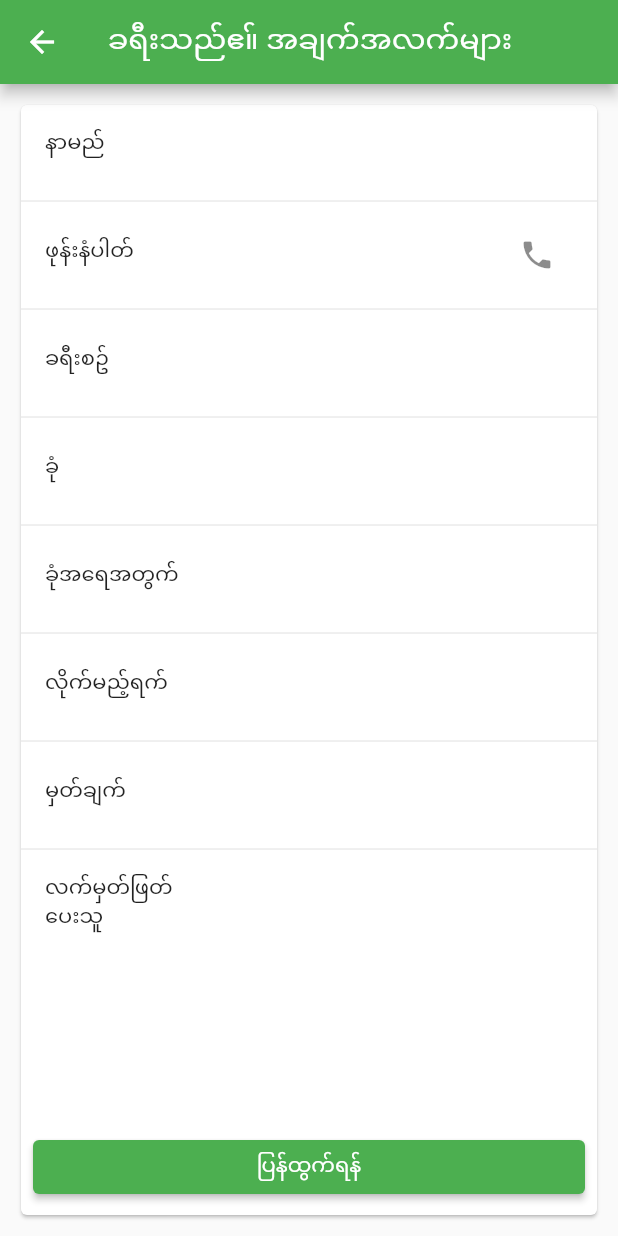
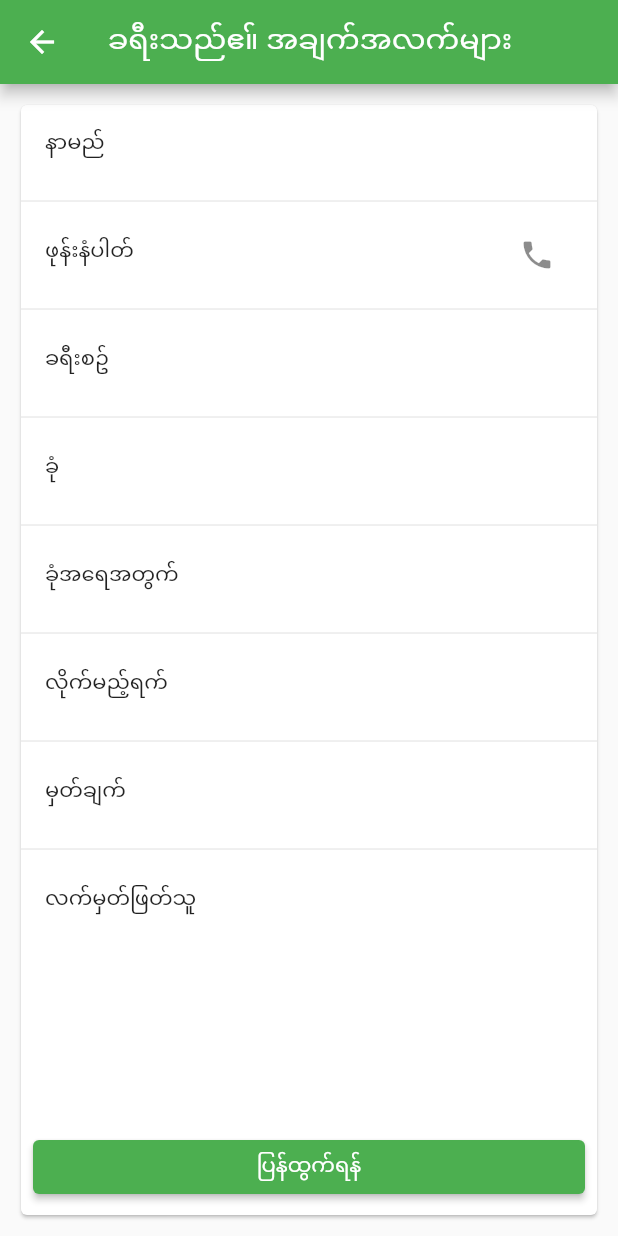
Before and after one commit to n3k00/tkt_ticket, a Flutter app: the PassengerPage screen opened directly with empty values, on a phone screen of 412 x 824 dp. Run offline on Flutter 3.47's test engine with Material 2 defaults, Android fonts, the phone set to English and light mode, and no system bars; our stand-ins replace cloud_firestore, firebase_auth, firebase_core, get, modal_progress_hud_nsn; accounts and stored records are empty.

Commit message:
add passenger agent name

```diff
--- a/lib/controllers/create_way_controller.dart
+++ b/lib/controllers/create_way_controller.dart
@@ -110,7 +110,8 @@ class CreateWayController extends GetxController {
         'phone': phoneController!.text,
         'date': selectDateController!.text,
         'note': noteController!.text,
-        'agent': _auth.currentUser!.email,
+        'agent': _auth.currentUser!.displayName,
+        'timestamp': DateTime.now().toUtc().millisecondsSinceEpoch,
       }).then((value) {
         print("Ticket Add");
         Get.back();
--- a/lib/controllers/login_controller.dart
+++ b/lib/controllers/login_controller.dart
@@ -8,7 +8,6 @@ import 'package:tkt_ticket/widgets/login_fail_dialog.dart';
 class LoginController extends GetxController {
   TextEditingController? emailController;
   TextEditingController? passwordController;
-  final _auth = FirebaseAuth.instance;
   var showSpinner = false.obs;
 
   @override
--- a/lib/models/vo/ticket.dart
+++ b/lib/models/vo/ticket.dart
@@ -28,9 +28,11 @@ class TicketVO {
   @JsonKey(name: 'agent')
   String agent;
 
+  @JsonKey(name: 'timestamp')
+  int? timestamp;
+
   TicketVO(this.way, this.set, this.setNumber, this.name, this.phone, this.date,
-      this.note, this.agent);
-
+      this.note, this.agent, this.timestamp);
   factory TicketVO.fromJson(Map<String, dynamic> json) =>
       _$TicketVOFromJson(json);
 
--- a/lib/views/passenger_page.dart
+++ b/lib/views/passenger_page.dart
@@ -1,4 +1,6 @@
 import 'package:flutter/material.dart';
+import 'package:get/get.dart';
+import 'package:tkt_ticket/controllers/passenger_controller.dart';
 import 'package:tkt_ticket/models/vo/ticket.dart';
 import 'package:tkt_ticket/resources/dimens.dart';
 import 'package:url_launcher/url_launcher.dart';
@@ -8,11 +10,25 @@ class PassengerPage extends StatelessWidget {
 
   PassengerPage({required this.ticket});
 
+  final PassengerController passengerController =
+      Get.put(PassengerController());
+
   @override
   Widget build(BuildContext context) {
     return Scaffold(
       appBar: AppBar(
         title: Text("ခရီးသည်ဧ။် အချက်အလက်များ"),
+        actions: [
+          /*IconButton(
+            onPressed: () {
+              passengerController.deletePassenger(ticket.timestamp);
+            },
+            icon: Icon(
+              Icons.delete,
+              color: Colors.red,
+            ),
+          ),*/
+        ],
       ),
       body: Padding(
         padding: EdgeInsets.all(MARGIN_MEDIUM + 2),
@@ -57,7 +73,7 @@ class PassengerPage extends StatelessWidget {
               ),
               Divider(),
               FieldSection(
-                label: "လက်မှတ်ဖြတ်ပေးသူ",
+                label: "လက်မှတ်ဖြတ်သူ",
                 value: ticket.agent,
               ),
               Spacer(),
@@ -95,7 +111,9 @@ class FieldSection extends StatelessWidget {
   Widget build(BuildContext context) {
     return ListTile(
       leading: SizedBox(
-          width: MediaQuery.of(context).size.width / 4, child: Text(label)),
+        width: MediaQuery.of(context).size.width / 3.7,
+        child: Text(label),
+      ),
       title: Text(value),
       trailing: isTrailing
           ? IconButton(
--- a/lib/widgets/way_section_view.dart
+++ b/lib/widgets/way_section_view.dart
@@ -23,15 +23,13 @@ class WaySectionView extends StatelessWidget {
         : Card(
             child: ExpansionTile(
               initiallyExpanded: true,
-              /*trailing: wayList!.length < 1
+              trailing: wayList!.length < 1
                   ? Icon(
                       Icons.keyboard_arrow_down_outlined,
-                      color: Colors.black,
                     )
                   : Icon(
                       Icons.keyboard_arrow_up_outlined,
-                      color: Colors.green,
-                    ),*/
+                    ),
               title: Text(
                 title,
                 style: TextStyle(
```
Also changed, not shown: lib/controllers/passenger_controller.dart (added, +21 -0 lines), pubspec.yaml (+6 -1 lines), images/icon/icon.png (added), lib/models/vo/ticket.g.dart, pubspec.lock, 6 other files.
